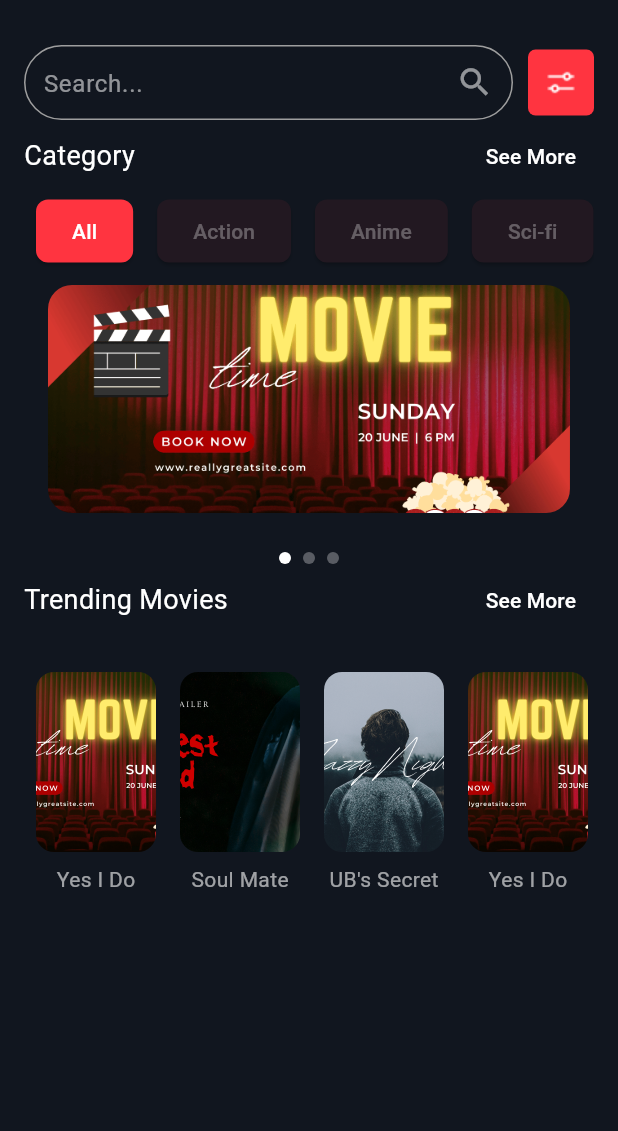
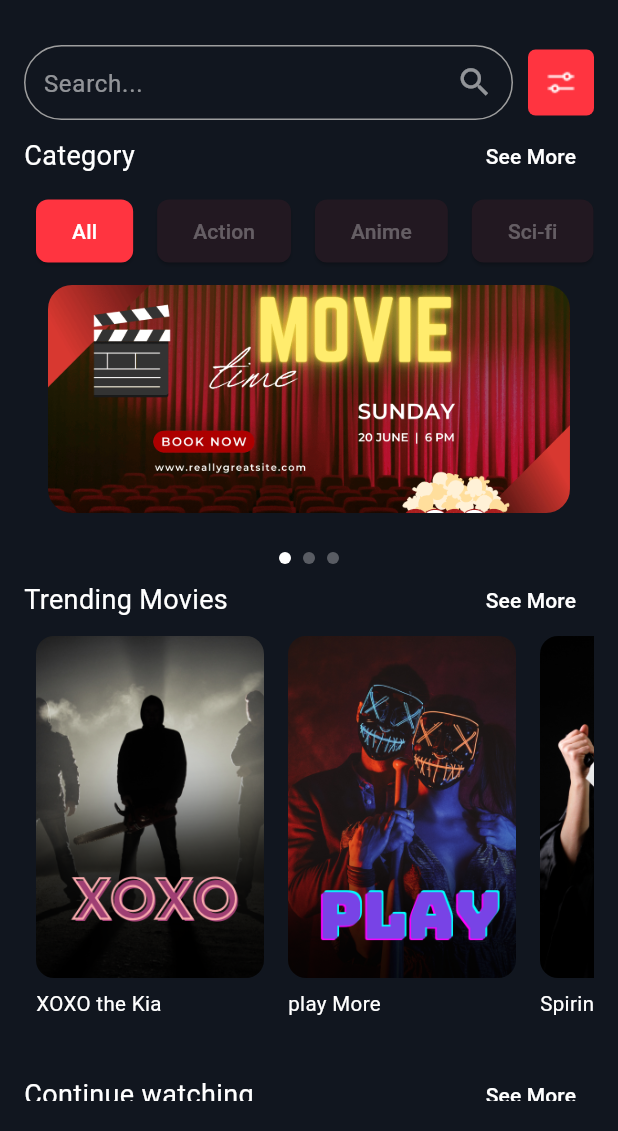
Before and after one commit to marmiju/HomeScrren-Ui, a Flutter app: the screen it shows after launch, on a phone screen of 412 x 824 dp, the part 105-1236 px from its top. Run offline on Flutter 3.47's test engine with Material 3 defaults, Android fonts, the phone set to English and light mode, and no system bars; drawn by our look-alikes of smooth_page_indicator; our stand-ins replace google_fonts; Roboto replaces fonts that are missing (Akatab).

Commit message:
Video With progress - Watches video

```diff
--- a/lib/Screen/HomeScreen.dart
+++ b/lib/Screen/HomeScreen.dart
@@ -1,5 +1,6 @@
 import 'package:flutter/material.dart';
 import 'package:home_screen/widget/Category/Category.dart';
+import 'package:home_screen/widget/ContinueWatching/ContinueWatching.dart';
 import 'package:home_screen/widget/Header/Header.dart';
 import 'package:home_screen/widget/ImageCarsor.dart';
 import 'package:home_screen/widget/Movies/Movies.dart';
@@ -24,6 +25,7 @@ class HomeScreen extends StatelessWidget {
                 Category(),
                 Imagecarsor(),
                 Movies(),
+                Continuewatching(),
 
 
               ],
--- a/lib/widget/CardWithTitle/CardwithTitle.dart
+++ b/lib/widget/CardWithTitle/CardwithTitle.dart
@@ -2,8 +2,9 @@ import 'package:flutter/material.dart';
 import 'package:google_fonts/google_fonts.dart';
 
 class Cardwithtitle extends StatelessWidget {
-   const Cardwithtitle({super.key,required this.data, required this.cardheight});
+   const Cardwithtitle({super.key,required this.data, required this.cardwidth, required this.cardheight});
    final Map<String,String> data;
+   final cardwidth;
    final cardheight;
 
 
@@ -13,17 +14,18 @@ class Cardwithtitle extends StatelessWidget {
 
 
     return Column(
+      crossAxisAlignment: CrossAxisAlignment.start,
           children: [
             ClipRRect(
               borderRadius: BorderRadius.circular(12),
-              child: Image.asset(data["image"] ?? '',height: 120, width: 80, fit: BoxFit.cover,),
+              child: Image.asset(data["image"] ?? '',height: cardheight, width: cardwidth, fit: BoxFit.cover,),
             ),
             SizedBox(height: 8,),
             Text(data["title"] ?? 'Movie name',style: GoogleFonts.roboto(
-              color: Colors.white60
-            ),)
+              color: Colors.white,
+              fontSize: cardwidth * 0.09
+            ))
           ],
         );
-
   }
 }
--- a/lib/widget/Category/Category.dart
+++ b/lib/widget/Category/Category.dart
@@ -1,5 +1,4 @@
 import 'package:flutter/material.dart';
-import 'package:google_fonts/google_fonts.dart';
 import 'package:home_screen/widget/HeadingTitle.dart';
 
 class Category extends StatefulWidget {
@@ -16,7 +15,7 @@ class _CategoryState extends State<Category> {
   Widget build(BuildContext context) {
     List<String> categories = ["All", "Action", "Anime", "Sci-fi","Thriller"];
 
-    return Container(
+    return  Container(
       height: 100,
       child: Column(
         children: [
--- /dev/null
+++ b/lib/widget/ContinueWatching/ContinueWatching.dart
@@ -0,0 +1,44 @@
+import 'package:flutter/material.dart';
+import 'package:home_screen/widget/CardWithTitle/CardwithTitle.dart';
+import 'package:home_screen/widget/HeadingTitle.dart';
+import 'package:home_screen/widget/VideoProgress.dart';
+
+class Continuewatching extends StatelessWidget {
+  const Continuewatching({super.key});
+
+  @override
+  Widget build(BuildContext context) {
+    final List<Map<String, dynamic>> Watches = [
+      {"title": "XOXO the Kia", "image": "assets/images/m1.png",'progress' : 0.24},
+      {"title": "play More", "image": "assets/images/m2.png",'progress' : 0.56},
+      {"title": "Spirint Night", "image": "assets/images/m3.png",'progress' : 0.9},
+      {"title": "Happy HoliDays", "image": "assets/images/m4.png",'progress' : 0.56},
+      {"title": "Soul Mate", "image": "assets/images/2.png",'progress' : 0.32},
+      {"title": "UB's Secret", "image": "assets/images/3.png",'progress' : 0.69},
+    ];
+    return LayoutBuilder(
+     builder: (context, constraints) {
+      double size = constraints.maxWidth;
+       return Column(
+        children: [
+          SizedBox(height: 16,),
+          Headingtitle(title: "Continue watching",btnclick: (){},),
+          SizedBox(
+            height: size * 0.4 + 40,
+            child: ListView.builder(
+                scrollDirection: Axis.horizontal,
+                itemCount: Watches.length,
+                itemBuilder: (_, index) {
+                  return Padding(
+                    padding: const EdgeInsets.symmetric(horizontal: 8),
+                    child: Videoprogress(data: Watches[index], cardwidth: size * 0.6 ,cardheight: size *0.35),
+                  );
+                },
+              ),
+          )
+        ],
+      );
+     },
+    );
+  }
+}
--- a/lib/widget/Movies/Movies.dart
+++ b/lib/widget/Movies/Movies.dart
@@ -8,30 +8,30 @@ class Movies extends StatelessWidget {
   @override
   Widget build(BuildContext context) {
     final List<Map<String, String>> movies = [
-      {"title": "Yes I Do", "image": "assets/images/1.png"},
-      {"title": "Soul Mate", "image": "assets/images/2.png"},
-      {"title": "UB's Secret", "image": "assets/images/3.png"},
-      {"title": "Yes I Do", "image": "assets/images/1.png"},
+      {"title": "XOXO the Kia", "image": "assets/images/m1.png"},
+      {"title": "play More", "image": "assets/images/m2.png"},
+      {"title": "Spirint Night", "image": "assets/images/m3.png"},
+      {"title": "Happy HoliDays", "image": "assets/images/m4.png"},
       {"title": "Soul Mate", "image": "assets/images/2.png"},
       {"title": "UB's Secret", "image": "assets/images/3.png"},
     ];
     return LayoutBuilder(
       builder: (context, constraints) {
-        double cardHeight = constraints.maxWidth * 0.4;
+        double size = constraints.maxWidth ;
         return Column(
           crossAxisAlignment: CrossAxisAlignment.start,
           children: [
             Headingtitle(title:'Trending Movies'),
-            const SizedBox(height: 16),
+
             SizedBox(
-               height: cardHeight + 40,
+               height: size * 0.7,
               child: ListView.builder(
                 scrollDirection: Axis.horizontal,
                 itemCount: movies.length,
                 itemBuilder: (_, index) {
                   return Padding(
-                    padding: const EdgeInsets.all(8.0),
-                    child: Cardwithtitle(data: movies[index], cardheight: cardHeight),
+                    padding: const EdgeInsets.symmetric(horizontal: 8),
+                    child: Cardwithtitle(data: movies[index], cardwidth: size * 0.4, cardheight: size *0.6,),
                   );
                 },
               ),
--- a/pubspec.yaml
+++ b/pubspec.yaml
@@ -65,6 +65,10 @@ flutter:
      - assets/images/1.png
      - assets/images/2.png
      - assets/images/3.png
+     - assets/images/m1.png
+     - assets/images/m2.png
+     - assets/images/m3.png
+     - assets/images/m4.png
      - assets/icons/Settings-adjust.png
 
 
```
Also changed, not shown: lib/widget/VideoProgress.dart (added, +54 -0 lines), assets/images/4.png (added), assets/images/m1.png (added), assets/images/m2.png (added), assets/images/m3.png (added), assets/images/m4.png (added).
